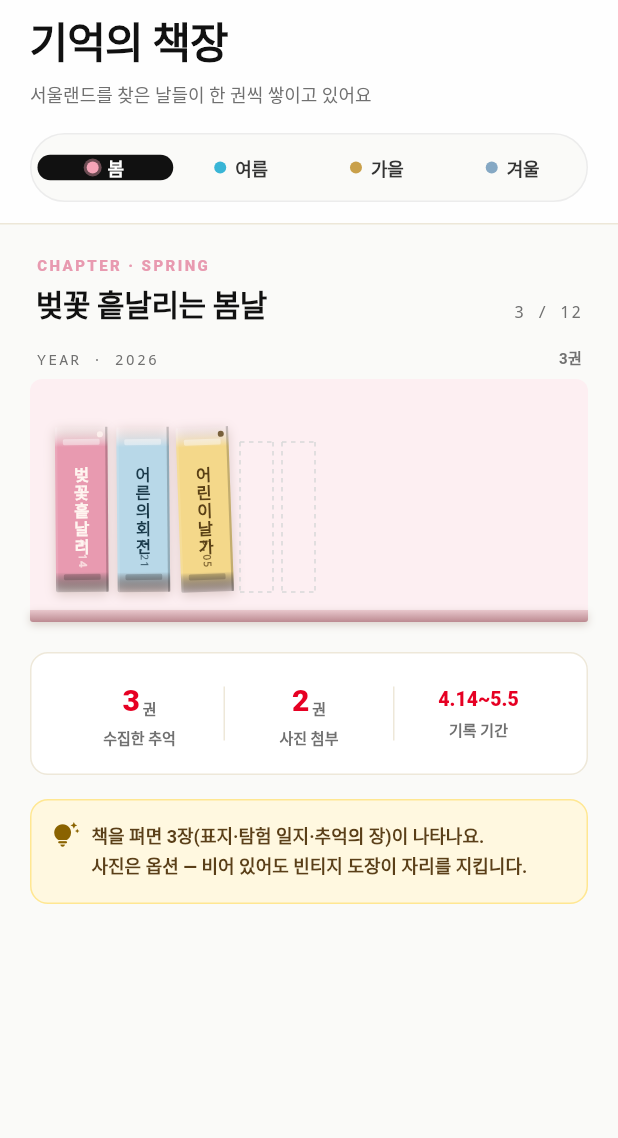
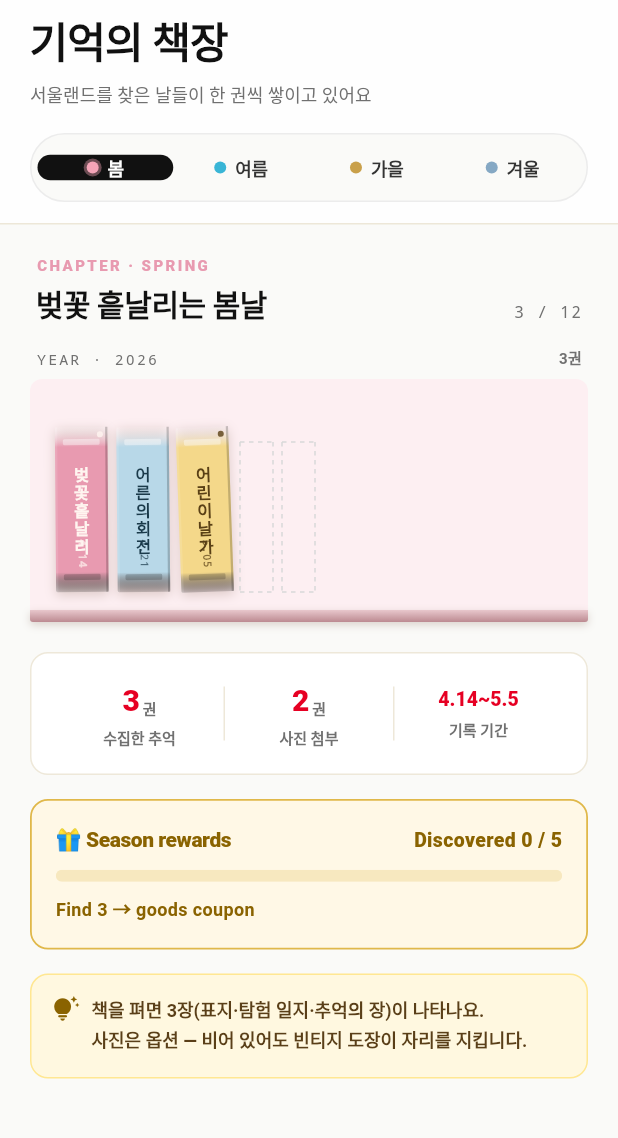
Before and after one commit to 202001381/retrace, a Flutter app: the ArchiveScreen widget shown alone on an empty page, opened directly, on a phone screen of 412 x 824 dp, the part 47-1185 px from its top. Run offline on Flutter 3.47's test engine with Material 3 defaults, Android fonts, the phone set to English and light mode, and no system bars; our stand-ins replace cloud_firestore, firebase_core, firebase_messaging, flutter_map, geolocator, image_picker and 2 more; accounts and stored records are empty.

Commit message:
Rewards UI — 풀스크린 진동 모달 + Archive 진행도 카드
발견 → 모달 → "당장 사용하시겠습니까?" → 코드 노출 흐름을 한 사이클로 묶음.
백엔드 v2 부분 머지(Task 5) 위에 클라이언트 UI 올림.

신규:
- lib/widgets/reward_unlock_modal.dart: 인커밍-콜 톤 풀스크린. 펄스 eyebrow,
  큰 보상 타이틀(이모지+텍스트), '당장 사용하시겠습니까?' 질문, primary "지금
  사용" + secondary "코드 보기" + tertiary "나중에" 3-CTA. redeem 성공 시
  selectableText 로 큰 글자 코드 카드 노출. 진입 시 heavyImpact 진동 1회.
- lib/services/reward_controller.dart: checkAfterDiscovery(context) — 발견
  직후 호출 진입점. SharedPreferences 의 discoveredAll() 을 백엔드에 동봉.
  newly_granted 있으면 ticket > goods 순으로 1건 풀스크린 표시. modalOpen
  플래그로 동시 다발 방지.

연동:
- attraction_detail_sheet.dart: AI 스캔 완료 → 서사 모달 닫힘 후
  RewardController.checkAfterDiscovery() 호출.
- archive_screen.dart: 각 시즌 페이지에 _RewardProgressCard 추가 (현재 발견
  N/5, 다음 임계점 안내, 3개 이상이면 "코드 보기" 버튼).

백엔드 확장:
- backend/rewards.py: count_unlocked_books / check_and_grant 에
  discovered_override 옵션. 클라가 SharedPreferences 발견 리스트를 보내면
  Firestore I/O 없이 카운트 (베타 흐름). 미지정 시 기존 Firestore
  chapter_status 조회로 fallback.
- backend/app.py /api/rewards/check: body 에 `discovered: [aid]` 받음.
- backend/test_rewards.py: 데이터 경로 chapter_status 로 통일,
  user-doc-missing 케이스 추가.

i18n: reward_unlock_*, reward_action_*, reward_type_*, reward_code_*,
reward_progress_*, reward_history_* 19개 키 추가 (ko/en + generated 3종).

테스트: 백엔드 98개 통과.

후속: Firebase Auth 도입 시 'guest' uid 교체. 코드 generation 시
DEMO 프리픽스 → 실제 PG 연동 코드로 전환.

```diff
--- a/lib/l10n/app_en.arb
+++ b/lib/l10n/app_en.arb
@@ -310,6 +310,28 @@
   "myluna_stat_total": "Total",
   "myluna_stat_min": "{min} m",
   "@myluna_stat_min": { "placeholders": { "min": { "type": "int" } } },
+  "reward_unlock_eyebrow": "✦ Reward unlocked",
+  "reward_unlock_title": "{type, select, ticket{🎫 Free Pass} other{🎁 Goods Coupon}}",
+  "@reward_unlock_title": { "placeholders": { "type": { "type": "String" } } },
+  "reward_unlock_subtitle": "Season chapter {unlocked}/{total} complete",
+  "@reward_unlock_subtitle": { "placeholders": { "unlocked": { "type": "int" }, "total": { "type": "int" } } },
+  "reward_unlock_use_now_q": "Use it right now?",
+  "reward_action_use_now": "✅ Use now",
+  "reward_action_later": "Later",
+  "reward_action_view_code": "View code",
+  "reward_type_goods": "Goods coupon",
+  "reward_type_ticket": "Free pass",
+  "reward_code_label": "Redeem code",
+  "reward_show_at_store": "Show this code at the store",
+  "reward_already_redeemed": "Already used",
+  "reward_progress_title": "🎁 Season rewards",
+  "reward_progress_books": "Discovered {n} / {total}",
+  "@reward_progress_books": { "placeholders": { "n": { "type": "int" }, "total": { "type": "int" } } },
+  "reward_progress_next_at_3": "Find 3 → goods coupon",
+  "reward_progress_next_at_5": "Find 5 → free pass",
+  "reward_progress_completed": "You've claimed every reward this season 🎉",
+  "reward_history_title": "Your rewards",
+  "reward_history_empty": "No rewards yet",
 
   "fav_thrill": "Thrill rides",
   "fav_family": "Family-friendly",
--- a/lib/screens/archive_screen.dart
+++ b/lib/screens/archive_screen.dart
@@ -8,6 +8,8 @@ import 'package:shared_preferences/shared_preferences.dart';
 
 import '../l10n/generated/app_localizations.dart';
 import '../models/attraction.dart';
+import '../services/easter_egg_service.dart';
+import '../services/reward_controller.dart';
 
 /// 아카이브 — '일일 탐험 매거진' 컨셉.
 ///   · 방문 날짜 하나당 단 한 권의 책 (date = 고유키).
@@ -332,6 +334,8 @@ class _ArchiveScreenState extends State<ArchiveScreen> {
                       const SizedBox(height: 20),
                       _DiaryStats(books: list, config: cfg),
                       const SizedBox(height: 16),
+                      _RewardProgressCard(season: s),
+                      const SizedBox(height: 16),
                       _PaperHint(),
                     ],
                   );
@@ -2659,6 +2663,142 @@ class _StatItem extends StatelessWidget {
   }
 }
 
+// ─── 시즌 리워드 진행도 카드 (3개 → 굿즈 / 5개 → 자유이용권) ──
+class _RewardProgressCard extends StatefulWidget {
+  final _Season season;
+  const _RewardProgressCard({required this.season});
+
+  @override
+  State<_RewardProgressCard> createState() => _RewardProgressCardState();
+}
+
+class _RewardProgressCardState extends State<_RewardProgressCard> {
+  // 시즌별 챕터 타겟 (lib/models/chapter.dart 와 동일)
+  static const Map<_Season, List<String>> _targets = {
+    _Season.spring: ['a08', 'a14', 'a09', 'a15', 'a07'],
+    _Season.summer: ['a03', 'a06', 'a04', 'a05', 'a02'],
+    _Season.autumn: ['a01', 'a07', 'a12', 'a14', 'a08'],
+    _Season.winter: ['a13', 'a11', 'a02', 'a10', 'a08'],
+  };
+
+  int _found = 0;
+  bool _loading = true;
+
+  @override
+  void initState() {
+    super.initState();
+    _refresh();
+  }
+
+  @override
+  void didUpdateWidget(covariant _RewardProgressCard old) {
+    super.didUpdateWidget(old);
+    if (old.season != widget.season) _refresh();
+  }
+
+  Future<void> _refresh() async {
+    setState(() => _loading = true);
+    final discovered = await EasterEggService.discoveredAll();
+    final targets = _targets[widget.season] ?? const <String>[];
+    final found = targets.where(discovered.contains).length;
+    if (!mounted) return;
+    setState(() {
+      _found = found;
+      _loading = false;
+    });
+  }
+
+  Future<void> _claimNow() async {
+    await RewardController.instance.checkAfterDiscovery(context);
+    if (mounted) _refresh();
+  }
+
+  @override
+  Widget build(BuildContext context) {
+    final l = AppL10n.of(context)!;
+    final total = (_targets[widget.season] ?? const []).length;
+    final hasThreshold = _found >= 3;
+    final allDone = _found >= 5;
+
+    return Container(
+      padding: const EdgeInsets.all(16),
+      decoration: BoxDecoration(
+        color: const Color(0xFFFFF8E6),
+        borderRadius: BorderRadius.circular(12),
+        border: Border.all(color: const Color(0xFFE0B84A), width: 1.2),
+      ),
+      child: Column(
+        crossAxisAlignment: CrossAxisAlignment.start,
+        children: [
+          Row(
+            children: [
+              Expanded(
+                child: Text(l.reward_progress_title,
+                    style: const TextStyle(
+                      fontSize: 14,
+                      fontWeight: FontWeight.w900,
+                      color: Color(0xFF8A6300),
+                      letterSpacing: -0.3,
+                    )),
+              ),
+              Text(
+                _loading ? '—' : l.reward_progress_books(_found, total),
+                style: const TextStyle(
+                  fontSize: 13,
+                  fontWeight: FontWeight.w800,
+                  color: Color(0xFF8A6300),
+                ),
+              ),
+            ],
+          ),
+          const SizedBox(height: 10),
+          ClipRRect(
+            borderRadius: BorderRadius.circular(99),
+            child: LinearProgressIndicator(
+              value: total > 0 ? (_found / total).clamp(0.0, 1.0) : 0,
+              minHeight: 8,
+              backgroundColor: const Color(0xFFE0B84A).withValues(alpha: 0.25),
+              valueColor: const AlwaysStoppedAnimation(Color(0xFFD49A00)),
+            ),
+          ),
+          const SizedBox(height: 10),
+          Text(
+            allDone
+                ? l.reward_progress_completed
+                : (hasThreshold
+                    ? l.reward_progress_next_at_5
+                    : l.reward_progress_next_at_3),
+            style: const TextStyle(
+              fontSize: 12,
+              fontWeight: FontWeight.w600,
+              color: Color(0xFF8A6300),
+              height: 1.4,
+            ),
+          ),
+          if (hasThreshold && !_loading) ...[
+            const SizedBox(height: 10),
+            SizedBox(
+              width: double.infinity,
+              height: 40,
+              child: ElevatedButton(
+                onPressed: _claimNow,
+                style: ElevatedButton.styleFrom(
+                  backgroundColor: const Color(0xFFD49A00),
+                  foregroundColor: Colors.white,
+                  elevation: 0,
+                  shape: RoundedRectangleBorder(borderRadius: BorderRadius.circular(99)),
+                ),
+                child: Text(l.reward_action_view_code,
+                    style: const TextStyle(fontSize: 13, fontWeight: FontWeight.w900)),
+              ),
+            ),
+          ],
+        ],
+      ),
+    );
+  }
+}
+
 // ─── 안내 ────────────────────────────────────────────────
 class _PaperHint extends StatelessWidget {
   @override
--- a/lib/services/rewards_service.dart
+++ b/lib/services/rewards_service.dart
@@ -25,15 +25,18 @@ class RewardsService {
 
   /// 현재 시즌 진행도 평가 + threshold 도달 시 발급.
   /// 백엔드 미설정·실패면 null 반환.
-  Future<RewardCheckResult?> checkAndGrant(String uid) async {
+  /// [discovered] 가 주어지면 그 리스트 기준으로 카운트 (베타: SharedPreferences 동기화 대신).
+  Future<RewardCheckResult?> checkAndGrant(String uid, {Iterable<String>? discovered}) async {
     if (!_enabled) return null;
     try {
       final uri = Uri.parse('$_baseUrl/api/rewards/check');
+      final body = <String, Object?>{'uid': uid};
+      if (discovered != null) body['discovered'] = discovered.toList();
       final resp = await http
           .post(
             uri,
             headers: const {'content-type': 'application/json'},
-            body: jsonEncode({'uid': uid}),
+            body: jsonEncode(body),
           )
           .timeout(_timeout);
       if (resp.statusCode >= 400) {
--- a/lib/widgets/attraction_detail_sheet.dart
+++ b/lib/widgets/attraction_detail_sheet.dart
@@ -7,6 +7,7 @@ import '../models/attraction.dart';
 import '../services/easter_egg_service.dart';
 import '../services/narrative_service.dart';
 import '../services/onboarding_service.dart';
+import '../services/reward_controller.dart';
 import 'design/stamp.dart';
 
 /// 지도 마커/카드 탭 시 표시되는 어트랙션 상세 시트.
@@ -89,6 +90,10 @@ class _AttractionDetailSheetState extends State<AttractionDetailSheet> {
         narrative: result.narrative,
       ),
     );
+
+    // 챕터 어트랙션이면 시즌 리워드 자동 검사 — threshold 도달 시 풀스크린 모달.
+    if (!mounted) return;
+    await RewardController.instance.checkAfterDiscovery(context);
   }
 
   static String _currentSeason() {
```
Also changed, not shown: lib/l10n/app_ko.arb (+22 -0 lines), lib/services/reward_controller.dart (added, +80 -0 lines), lib/widgets/reward_unlock_modal.dart (added, +320 -0 lines), lib/l10n/generated/app_localizations.dart, lib/l10n/generated/app_localizations_en.dart, lib/l10n/generated/app_localizations_ko.dart, 3 other files.
